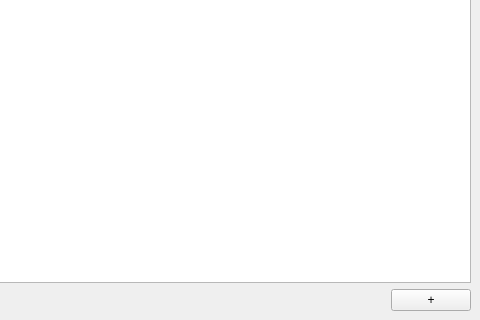
Sobottasgithub/ClOwn-Mails, file ui/main_window.ui: the form before one commit; both pictures show x 263 to 743 and y 254 to 574 of the 743 by 574 pixel window.
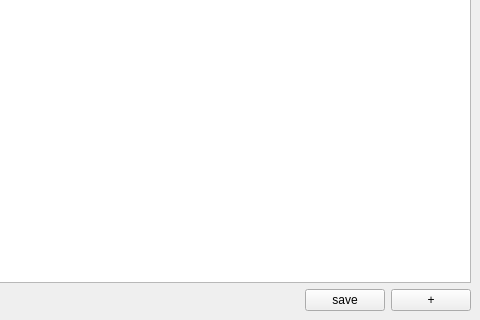
The form after the commit.

```diff
--- a/ui/main_window.ui
+++ b/ui/main_window.ui
@@ -41,6 +41,13 @@
         </property>
        </spacer>
       </item>
+      <item>
+       <widget class="QPushButton" name="uiButton_save">
+        <property name="text">
+         <string>save</string>
+        </property>
+       </widget>
+      </item>
       <item>
        <widget class="QPushButton" name="uiButton_add">
         <property name="text">
```
